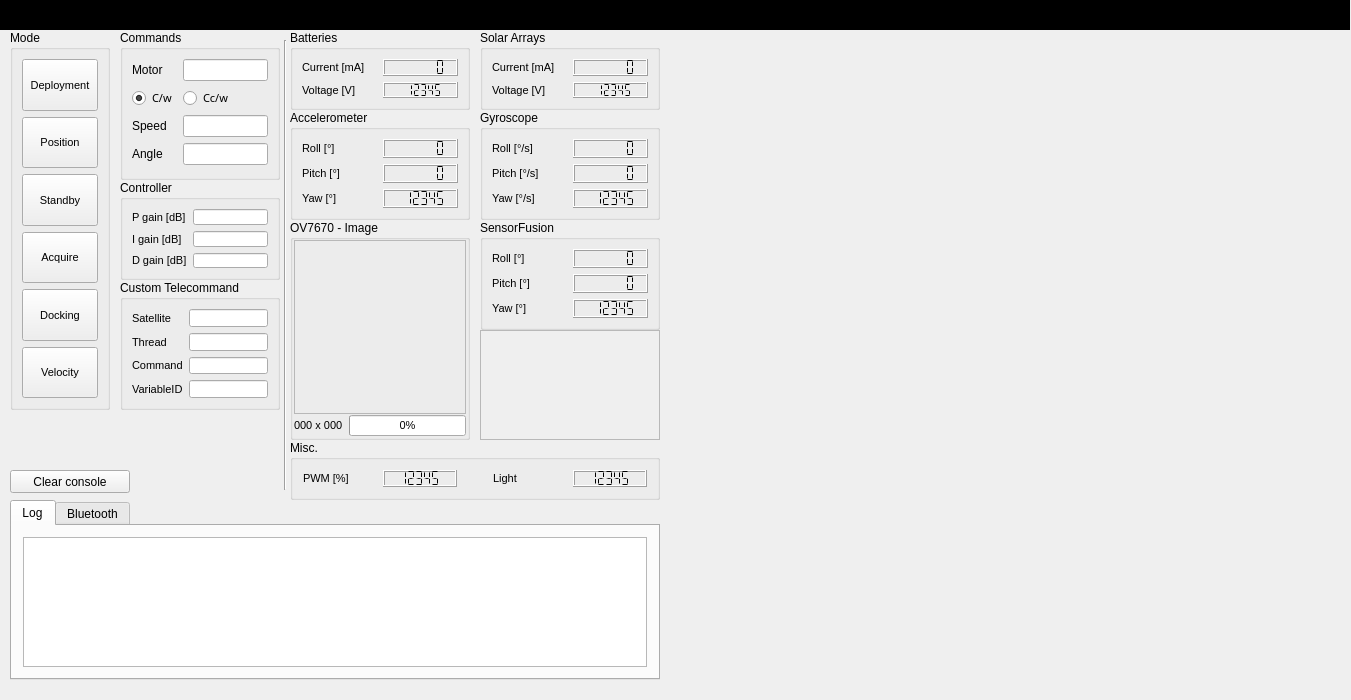
Qt form groundstation.ui (Angele-/FloatSat_GroundStation) before a commit.
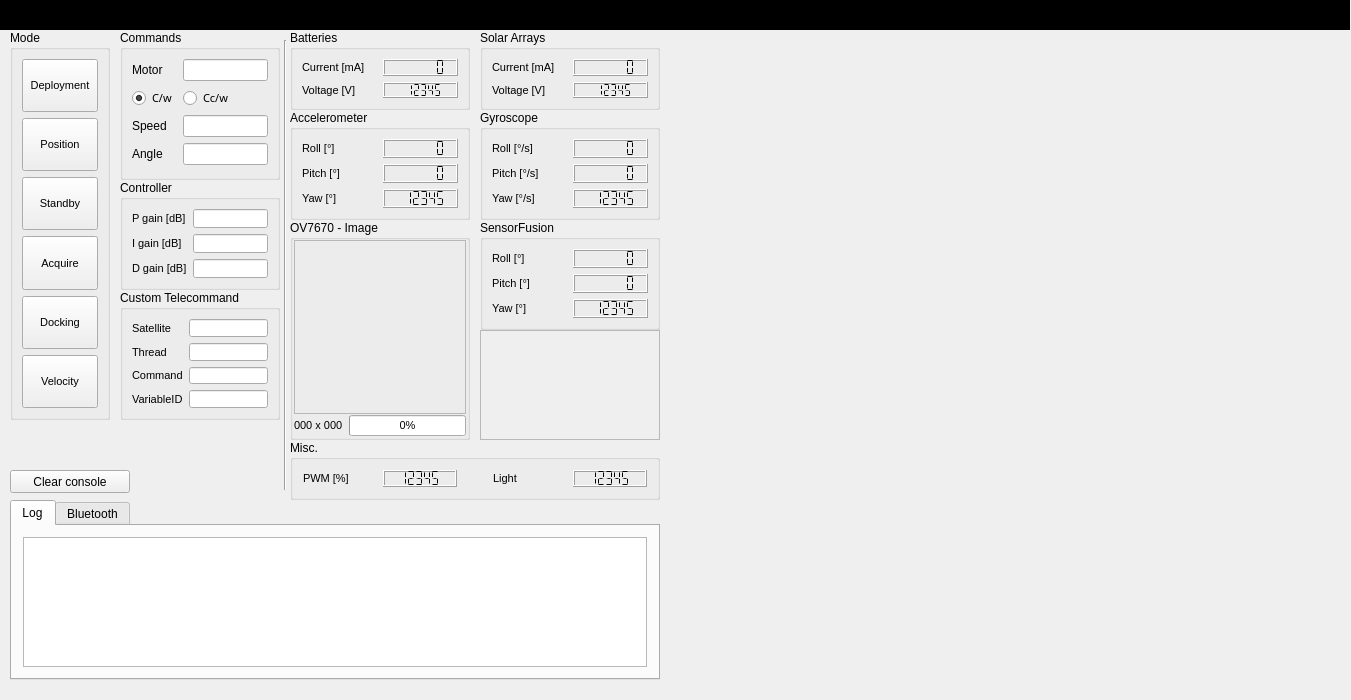
The same form after that commit. Custom widgets are drawn as their Qt base class.

Commit message: Increased PID group size

What changed in the file:
```diff
--- a/groundstation.ui
+++ b/groundstation.ui
@@ -139,7 +139,7 @@
     <property name="geometry">
      <rect>
       <x>120</x>
-      <y>280</y>
+      <y>290</y>
       <width>160</width>
       <height>130</height>
      </rect>
@@ -1309,7 +1309,7 @@
       <x>10</x>
       <y>30</y>
       <width>100</width>
-      <height>380</height>
+      <height>390</height>
      </rect>
     </property>
     <property name="font">
@@ -1471,7 +1471,7 @@
       <x>120</x>
       <y>180</y>
       <width>160</width>
-      <height>100</height>
+      <height>110</height>
      </rect>
     </property>
     <property name="font">
```
